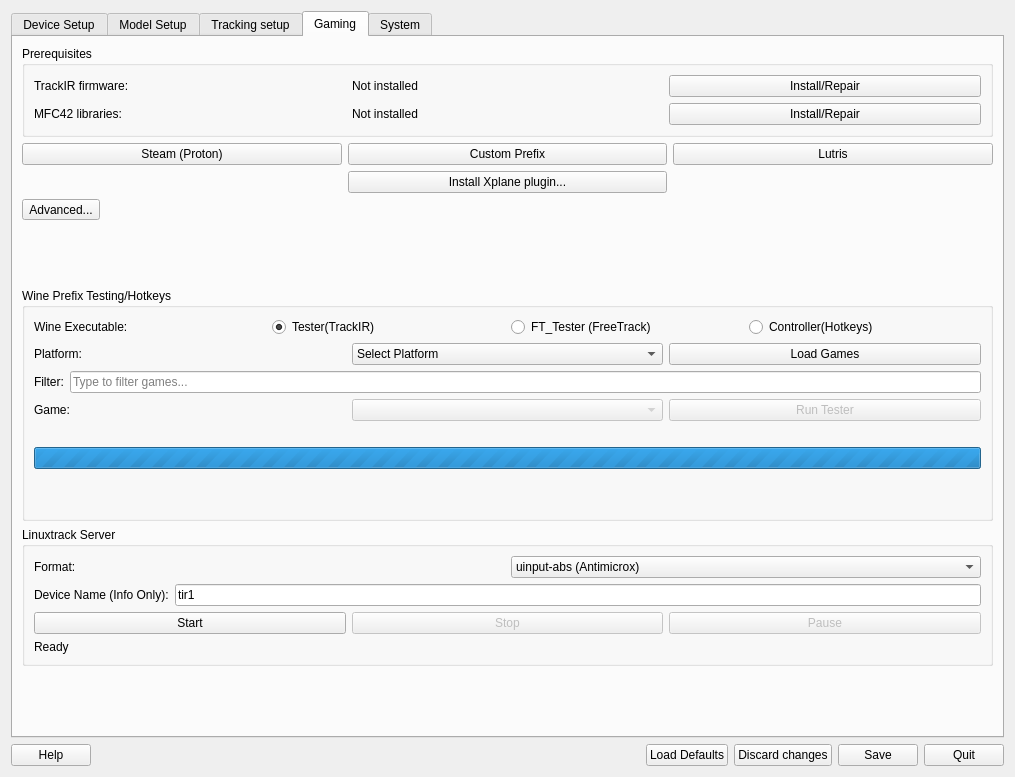
Qt form src/qt_gui/ltr.ui (fwfa123/linuxtrackx-ir) before a commit.
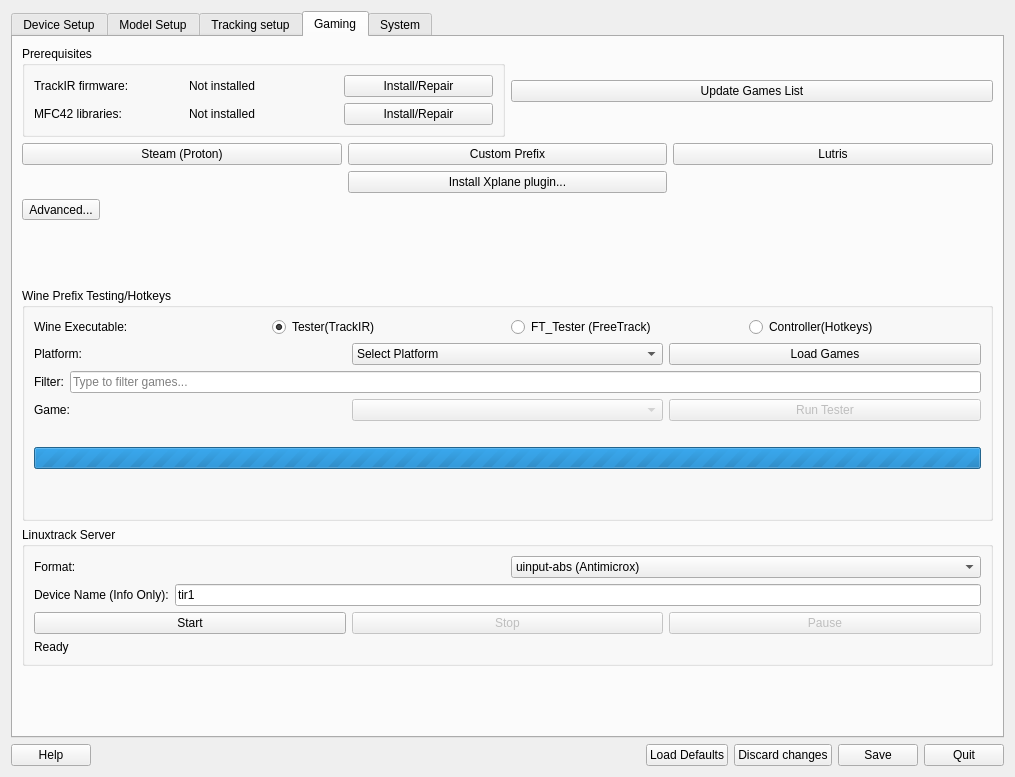
The same form after that commit. Icons and pictures are not drawn.

Commit message: Add Update Games List button to Gaming Tab

What changed in the file:
```diff
--- a/src/qt_gui/ltr.ui
+++ b/src/qt_gui/ltr.ui
@@ -120,6 +120,8 @@
       </attribute>
       <layout class="QVBoxLayout" name="gamingTabLayout">
        <item>
+        <layout class="QHBoxLayout" name="prereqAndUpdateLayout">
+         <item>
         <widget class="QGroupBox" name="PrereqGroupBox">
          <property name="title">
           <string>Prerequisites</string>
@@ -187,6 +189,18 @@
           </item>
          </layout>
         </widget>
+         </item>
+         <item>
+          <widget class="QPushButton" name="UpdateGamesButton">
+           <property name="accessibleName">
+            <string>Update Games List</string>
+           </property>
+           <property name="text">
+            <string>Update Games List</string>
+           </property>
+          </widget>
+         </item>
+        </layout>
        </item>
        <item>
         <layout class="QGridLayout" name="gridLayout_3">
```
Lines whose indentation alone changed are shown as unchanged. The commit also changes 5 other files.
